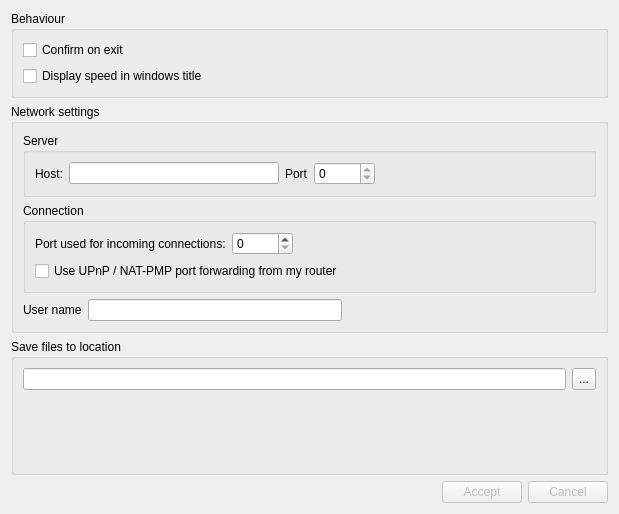
a-pavlov/qDonkey, file src/preferences/preferences_widget.ui: the form before one commit.
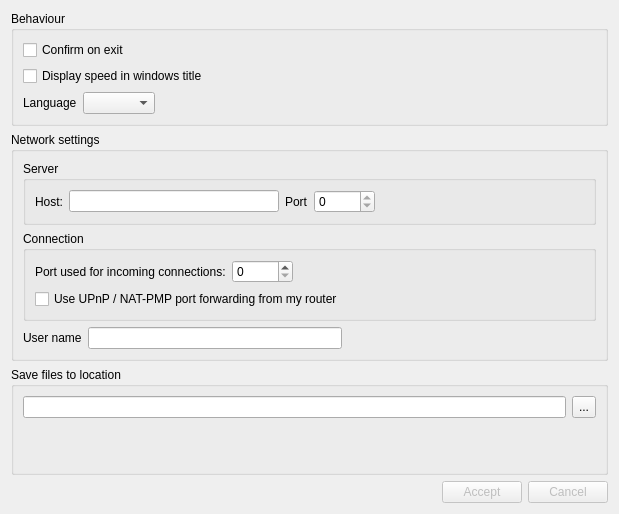
The form after the commit.

```diff
--- a/src/preferences/preferences_widget.ui
+++ b/src/preferences/preferences_widget.ui
@@ -34,6 +34,33 @@
         </property>
        </widget>
       </item>
+      <item>
+       <layout class="QHBoxLayout" name="horizontalLayout_5">
+        <item>
+         <widget class="QLabel" name="label_5">
+          <property name="text">
+           <string>Language</string>
+          </property>
+         </widget>
+        </item>
+        <item>
+         <widget class="QComboBox" name="comboLang"/>
+        </item>
+        <item>
+         <spacer name="horizontalSpacer_5">
+          <property name="orientation">
+           <enum>Qt::Horizontal</enum>
+          </property>
+          <property name="sizeHint" stdset="0">
+           <size>
+            <width>40</width>
+            <height>20</height>
+           </size>
+          </property>
+         </spacer>
+        </item>
+       </layout>
+      </item>
      </layout>
     </widget>
    </item>
```
